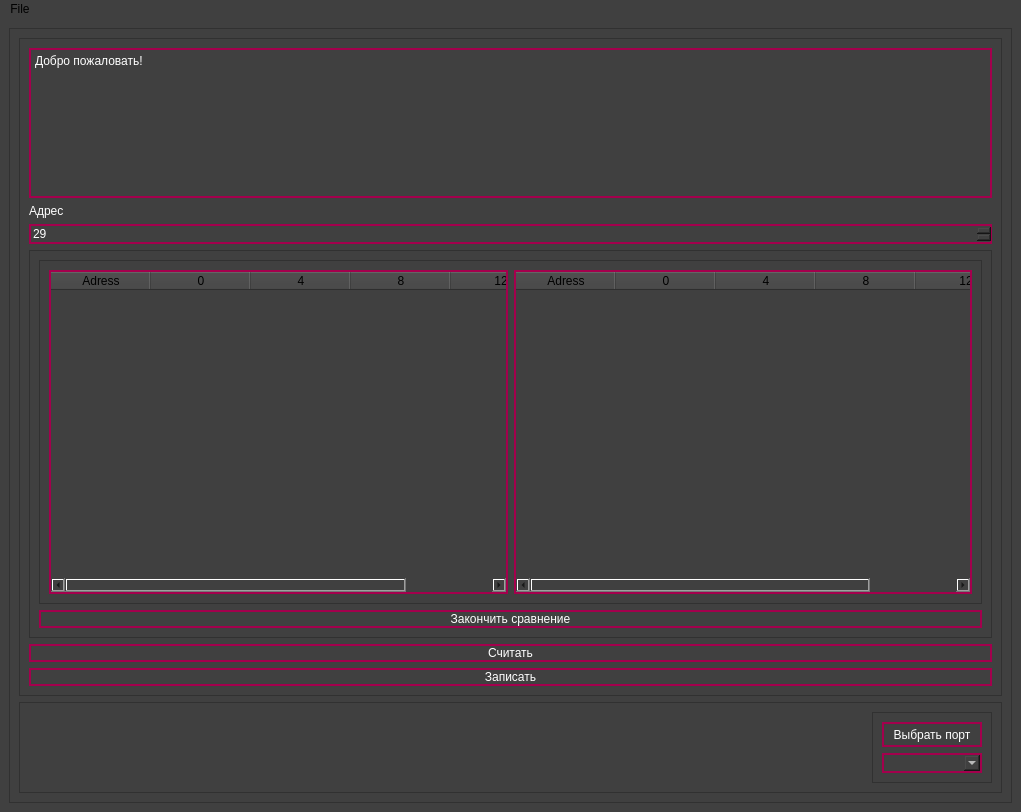
Korifey02/firmware-ui, file MainWindow.ui: the form before one commit.
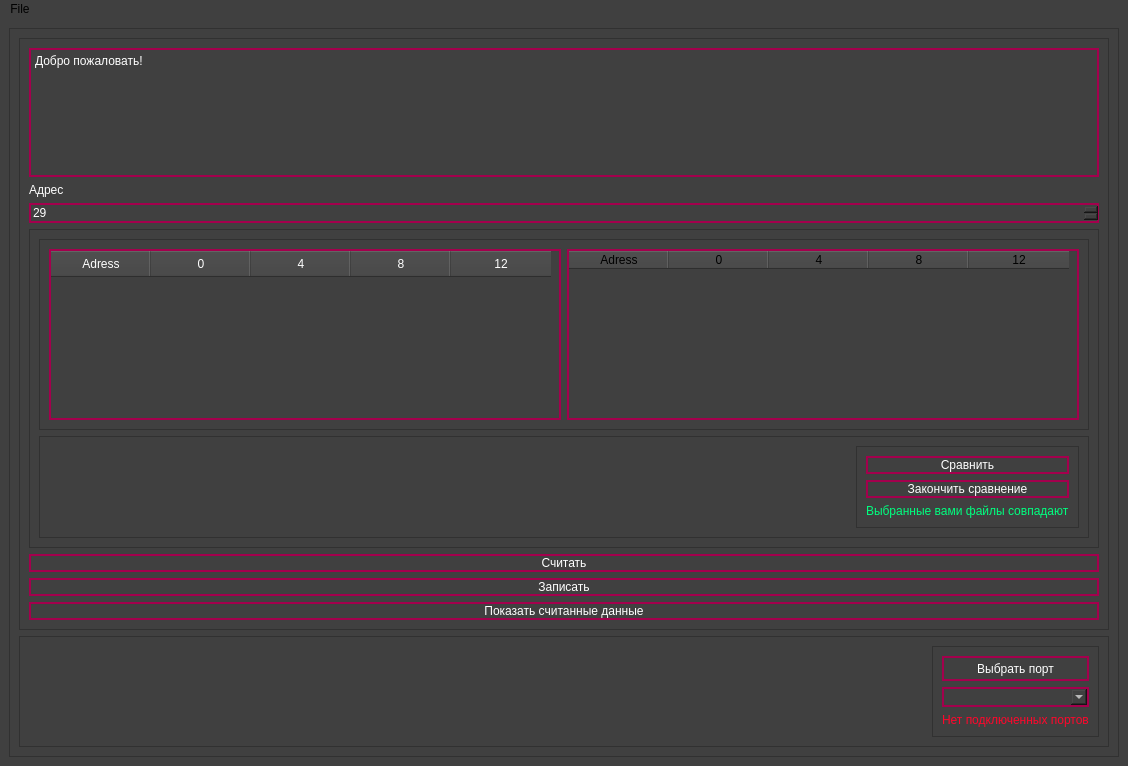
The form after the commit. Icons and pictures are not drawn.

Commit message: read from controller is ready, and open this data in table

What changed in the file:
```diff
--- a/MainWindow.ui
+++ b/MainWindow.ui
@@ -6,8 +6,8 @@
    <rect>
     <x>0</x>
     <y>0</y>
-    <width>1021</width>
-    <height>812</height>
+    <width>1128</width>
+    <height>766</height>
    </rect>
   </property>
   <property name="minimumSize">
@@ -34,7 +34,7 @@
 </string>
   </property>
   <widget class="QWidget" name="centralwidget">
-   <layout class="QVBoxLayout" name="verticalLayout_5">
+   <layout class="QVBoxLayout" name="verticalLayout_6">
     <item>
      <widget class="QFrame" name="frame_5">
       <property name="frameShape">
@@ -134,6 +134,20 @@
 border: 2px solid #A4004D;
 background-color: #404040;
 color: white;
+}
+QHeaderView::section
+{
+	background-color: #404040;
+    color: #fff;
+    text-align: left;
+	padding: 4px;
+}
+
+QTableCornerButton::section
+{
+	background-color: #404040;
+
+
 }</string>
                   </property>
                   <property name="editTriggers">
@@ -143,13 +157,6 @@
                    <property name="text">
                     <string>Adress</string>
                    </property>
-                   <property name="background">
-                    <color>
-                     <red>0</red>
-                     <green>0</green>
-                     <blue>0</blue>
-                    </color>
-                   </property>
                   </column>
                   <column>
                    <property name="text">
@@ -219,9 +226,40 @@
               </widget>
              </item>
              <item>
-              <widget class="QPushButton" name="finishCompare">
-               <property name="styleSheet">
-                <string notr="true">QPushButton{
+              <widget class="QFrame" name="compareToolsFrame">
+               <property name="frameShape">
+                <enum>QFrame::StyledPanel</enum>
+               </property>
+               <property name="frameShadow">
+                <enum>QFrame::Raised</enum>
+               </property>
+               <layout class="QHBoxLayout" name="horizontalLayout_3">
+                <item>
+                 <spacer name="horizontalSpacer_2">
+                  <property name="orientation">
+                   <enum>Qt::Horizontal</enum>
+                  </property>
+                  <property name="sizeHint" stdset="0">
+                   <size>
+                    <width>258</width>
+                    <height>28</height>
+                   </size>
+                  </property>
+                 </spacer>
+                </item>
+                <item>
+                 <widget class="QFrame" name="frame_7">
+                  <property name="frameShape">
+                   <enum>QFrame::StyledPanel</enum>
+                  </property>
+                  <property name="frameShadow">
+                   <enum>QFrame::Raised</enum>
+                  </property>
+                  <layout class="QVBoxLayout" name="verticalLayout_5">
+                   <item>
+                    <widget class="QPushButton" name="startCompare">
+                     <property name="styleSheet">
+                      <string notr="true">QPushButton{
 border:  2px solid #A4004D;
 background-color: #404040;
 color: white;
@@ -238,10 +276,55 @@
 background-color: #444444;
 color: white;
 }</string>
-               </property>
-               <property name="text">
-                <string>Закончить сравнение</string>
-               </property>
+                     </property>
+                     <property name="text">
+                      <string>Сравнить</string>
+                     </property>
+                    </widget>
+                   </item>
+                   <item>
+                    <widget class="QPushButton" name="finishCompare">
+                     <property name="styleSheet">
+                      <string notr="true">QPushButton{
+border:  2px solid #A4004D;
+background-color: #404040;
+color: white;
+}
+
+QPushButton:hover{
+border: 2px solid #A4004D;
+background-color: #444444;
+color: white;
+}
+
+QPushButton:pressed{
+border: 2px solid white;
+background-color: #444444;
+color: white;
+}</string>
+                     </property>
+                     <property name="text">
+                      <string>Закончить сравнение</string>
+                     </property>
+                    </widget>
+                   </item>
+                   <item>
+                    <widget class="QLabel" name="compareResult">
+                     <property name="styleSheet">
+                      <string notr="true">color: rgb(0, 255, 127);
+
+
+</string>
+                     </property>
+                     <property name="text">
+                      <string>Выбранные вами файлы совпадают</string>
+                     </property>
+                    </widget>
+                   </item>
+                  </layout>
+                 </widget>
+                </item>
+               </layout>
               </widget>
              </item>
             </layout>
@@ -299,6 +382,32 @@
             </property>
            </widget>
           </item>
+          <item>
+           <widget class="QPushButton" name="ShowReadData">
+            <property name="styleSheet">
+             <string notr="true">QPushButton{
+border:  2px solid #A4004D;
+background-color: #404040;
+color: white;
+}
+
+QPushButton:hover{
+border: 2px solid #A4004D;
+background-color: #444444;
+color: white;
+}
+
+QPushButton:pressed{
+border: 2px solid white;
+background-color: #444444;
+color: white;
+}</string>
+            </property>
+            <property name="text">
+             <string>Показать считанные данные</string>
+            </property>
+           </widget>
+          </item>
          </layout>
         </widget>
        </item>
@@ -367,6 +476,12 @@
              </item>
              <item>
               <widget class="QComboBox" name="portList">
+               <property name="minimumSize">
+                <size>
+                 <width>130</width>
+                 <height>0</height>
+                </size>
+               </property>
                <property name="styleSheet">
                 <string notr="true">QComboBox{
 border: 2px solid #A4004D;
@@ -376,6 +491,16 @@
                </property>
               </widget>
              </item>
+             <item>
+              <widget class="QLabel" name="warningPorts">
+               <property name="styleSheet">
+                <string notr="true">color: rgb(255, 6, 43);</string>
+               </property>
+               <property name="text">
+                <string>Нет подключенных портов</string>
+               </property>
+              </widget>
+             </item>
             </layout>
            </widget>
           </item>
@@ -392,7 +517,7 @@
     <rect>
      <x>0</x>
      <y>0</y>
-     <width>1021</width>
+     <width>1128</width>
      <height>26</height>
     </rect>
    </property>
```
The commit also changes 4 other files.
